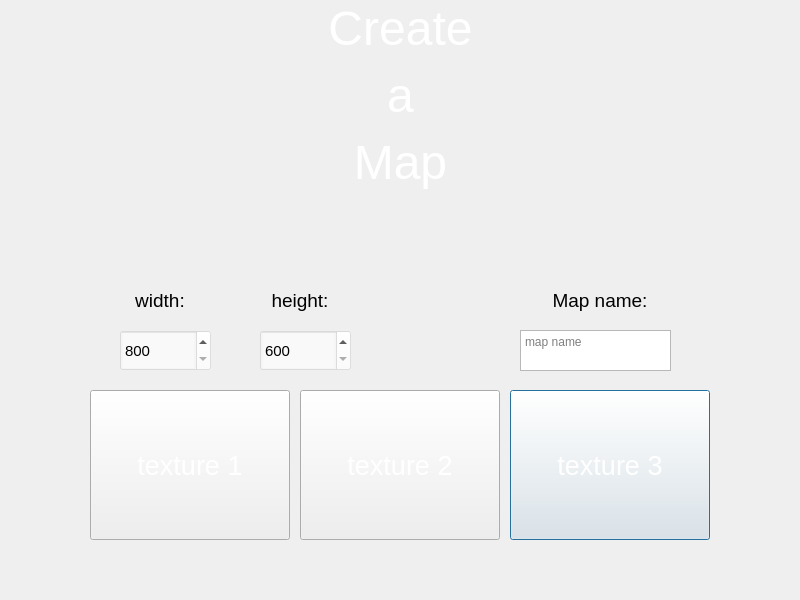
The window that client_src/QT/map_creator_lobby.ui (Taller-de-Programacion-1-1C2024-GRUPO1/TP-Jazz-Jackrabbit-2) describes before a commit, drawn with Qt 5.
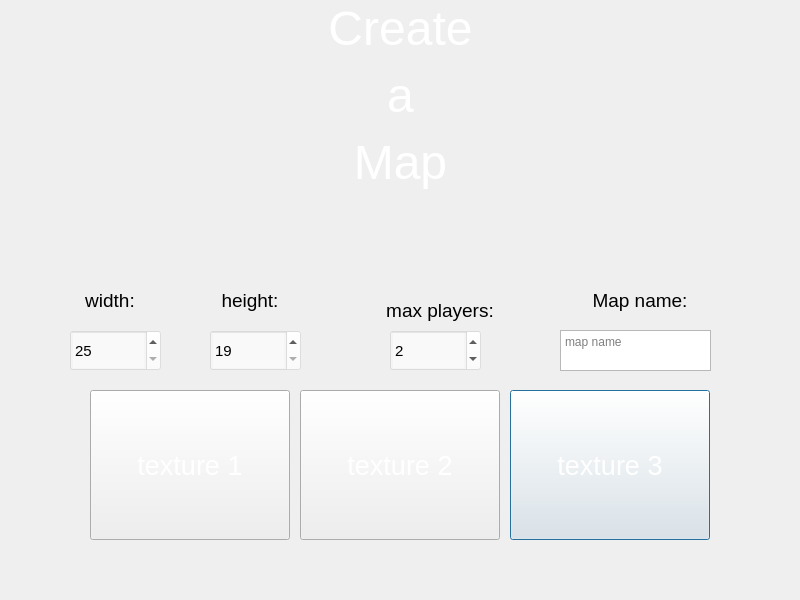
The same window after the commit. Icons and pictures are not drawn.

Commit message: Feat: new_map_info ahora tiene max players + client_constants.h

Patch:
```diff
--- a/client_src/QT/map_creator_lobby.ui
+++ b/client_src/QT/map_creator_lobby.ui
@@ -29,7 +29,7 @@
   <widget class="QSpinBox" name="spinWidth">
    <property name="geometry">
     <rect>
-     <x>120</x>
+     <x>70</x>
      <y>330</y>
      <width>91</width>
      <height>41</height>
@@ -46,16 +46,16 @@
 </string>
    </property>
    <property name="minimum">
-    <number>800</number>
+    <number>25</number>
    </property>
    <property name="maximum">
-    <number>2400</number>
+    <number>100</number>
    </property>
   </widget>
   <widget class="QLabel" name="labelMapName">
    <property name="geometry">
     <rect>
-     <x>400</x>
+     <x>440</x>
      <y>270</y>
      <width>400</width>
      <height>61</height>
@@ -136,7 +136,7 @@
   <widget class="QPlainTextEdit" name="txtMapName">
    <property name="geometry">
     <rect>
-     <x>520</x>
+     <x>560</x>
      <y>330</y>
      <width>151</width>
      <height>41</height>
@@ -149,7 +149,7 @@
   <widget class="QLabel" name="labelWidth">
    <property name="geometry">
     <rect>
-     <x>60</x>
+     <x>10</x>
      <y>270</y>
      <width>200</width>
      <height>61</height>
@@ -167,7 +167,7 @@
   <widget class="QLabel" name="labelHeight">
    <property name="geometry">
     <rect>
-     <x>200</x>
+     <x>150</x>
      <y>270</y>
      <width>200</width>
      <height>61</height>
@@ -185,7 +185,7 @@
   <widget class="QSpinBox" name="spinHeight">
    <property name="geometry">
     <rect>
-     <x>260</x>
+     <x>210</x>
      <y>330</y>
      <width>91</width>
      <height>41</height>
@@ -202,13 +202,60 @@
 </string>
    </property>
    <property name="minimum">
-    <number>600</number>
+    <number>19</number>
    </property>
    <property name="maximum">
-    <number>1800</number>
+    <number>50</number>
    </property>
    <property name="value">
-    <number>600</number>
+    <number>19</number>
+   </property>
+  </widget>
+  <widget class="QLabel" name="labelMaxPlayers">
+   <property name="geometry">
+    <rect>
+     <x>340</x>
+     <y>280</y>
+     <width>200</width>
+     <height>61</height>
+    </rect>
+   </property>
+   <property name="font">
+    <font>
+     <pointsize>14</pointsize>
+    </font>
+   </property>
+   <property name="text">
+    <string>&lt;html&gt;&lt;head/&gt;&lt;body&gt;&lt;p align=&quot;center&quot;&gt;max players:&lt;/p&gt;&lt;/body&gt;&lt;/html&gt;</string>
+   </property>
+  </widget>
+  <widget class="QSpinBox" name="spinMaxPlayers">
+   <property name="geometry">
+    <rect>
+     <x>390</x>
+     <y>330</y>
+     <width>91</width>
+     <height>41</height>
+    </rect>
+   </property>
+   <property name="font">
+    <font>
+     <pointsize>11</pointsize>
+    </font>
+   </property>
+   <property name="styleSheet">
+    <string notr="true">
+background-color: rgba(255, 255, 255, 100); 
+</string>
+   </property>
+   <property name="minimum">
+    <number>1</number>
+   </property>
+   <property name="maximum">
+    <number>5</number>
+   </property>
+   <property name="value">
+    <number>2</number>
    </property>
   </widget>
  </widget>
```
The commit also changes 4 other files.
